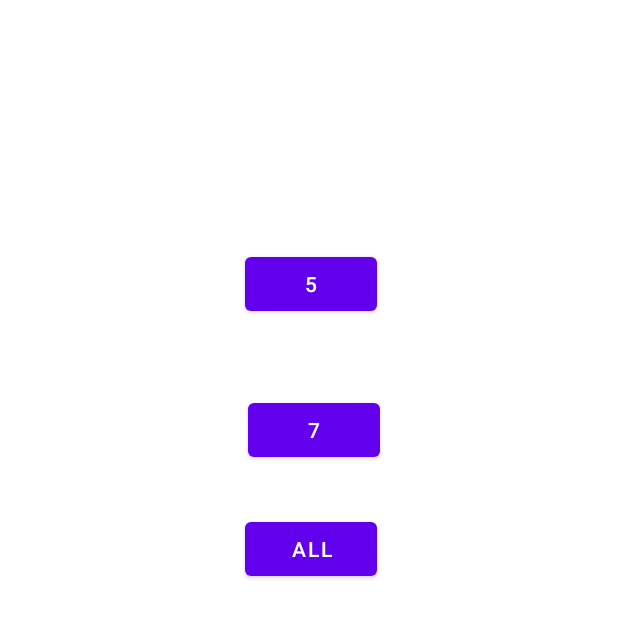
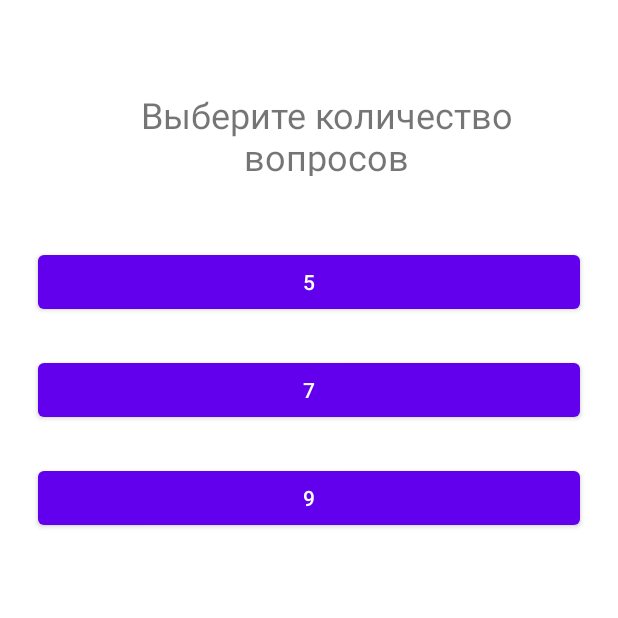
Before and after one commit to aliyalatipova/one, an Android app: the screen it shows after launch (how_many_q), after a tap on "микс", on a phone screen of 412 x 824 dp. Shown: the top 618 px of the screen. Run offline under Robolectric (Android 15) with nearby library versions, the phone set to English and light mode, and no system bars.

Commit message:
ну а что говр ть блин добавила дно слов от асель но ток на верхн кнопкууу

```diff
--- a/app/src/main/java/com/example/quiz/MainStart.java
+++ b/app/src/main/java/com/example/quiz/MainStart.java
@@ -45,17 +45,7 @@ public class MainStart extends AppCompatActivity implements View.OnClickListener
        //
         btn_prich= findViewById(R.id.btn_prich);
         btn_prich.setOnClickListener(this);
-       // CheckBox checkBox = findViewById(R.id.checkBox);
-       // checkBox.setOnCheckedChangeListener(new CompoundButton.OnCheckedChangeListener() {
-          //  @Override
-          //  public void onCheckedChanged(CompoundButton buttonView, boolean isChecked) {
-               // if (isChecked) {
-                   // is_clicked=1;
-               // } else {
-                  //  is_clicked=0;
-               // }
-           // }
-       // });
+
 
         btn_back1.setOnClickListener(new View.OnClickListener() {
             @Override
@@ -94,14 +84,14 @@ public class MainStart extends AppCompatActivity implements View.OnClickListener
     public void onClick(View view) {
         Button clickedButton = (Button) view;
         String part = clickedButton.getText().toString();
-        if (part.equals("н")){
+        if (part.equals("наречия")){
             startMainAct(choices_n);
         }
 
         if(part.equals("микс")){
             startMainAct(choices);
         }
-        if(part.equals("д")){
+        if(part.equals("деепричастия")){
             startMainAct(choices_d);
         }
         if(part.equals("сущ")){
--- a/app/src/main/java/com/example/quiz/how_many_q.java
+++ b/app/src/main/java/com/example/quiz/how_many_q.java
@@ -8,9 +8,10 @@ import android.content.Intent;
 import android.os.Bundle;
 import android.view.View;
 import android.widget.Button;
+import android.widget.LinearLayout;
 
 public class how_many_q extends AppCompatActivity {
-    Button button2, button3, button4;
+    Button button2, button3, btn_all_n;
 
     @Override
     protected void onCreate(Bundle savedInstanceState) {
@@ -19,38 +20,45 @@ public class how_many_q extends AppCompatActivity {
         String[][] some_choices = (String[][]) getIntent().getSerializableExtra("some_choices");
         button2=findViewById(R.id.button2);
         button3=findViewById(R.id.button3);
+        btn_all_n=findViewById(R.id.btn_all_n);
+
+        if (some_choices[0][2].equals("гл")){
+            button3.setText("10");
+            btn_all_n.setText("15");
+        }
+        if (some_choices[0][2].equals("с")){
+            button3.setText("10");
+            btn_all_n.setText("15");
+        }
+        if (some_choices[0][2].equals("прич")){
+            button3.setText("10");
+            btn_all_n.setText("15");
+        }
 
 
-        if (some_choices[0][2].equals("д")){
-            button2.setText("5");
-            button3.setText("7");
-        }
 
-        if (some_choices[0][2].equals("д")){
-            button2.setText("5");
-            button3.setText("7");
-        }
+
 
 
         button2.setOnClickListener(new View.OnClickListener() {
             @Override
             public void onClick(View v) {
-                start_main(some_choices, parseInt(button4.getText().toString()));
+                start_main(some_choices, parseInt(button2.getText().toString()));
             }
         });
         button3.setOnClickListener(new View.OnClickListener() {
             @Override
             public void onClick(View v) {
-                start_main(some_choices, parseInt(button4.getText().toString()));
+                start_main(some_choices, parseInt(button3.getText().toString()));
             }
         });
 
 
-        button4=findViewById(R.id.button4);
-        button4.setOnClickListener(new View.OnClickListener() {
+
+        btn_all_n.setOnClickListener(new View.OnClickListener() {
             @Override
             public void onClick(View v) {
-                start_main(some_choices, some_choices.length);
+                start_main(some_choices, parseInt(btn_all_n.getText().toString()));
             }
         });
     }
@@ -65,4 +73,6 @@ public class how_many_q extends AppCompatActivity {
         //intent.putExtra("is_clicked",is_clicked);
         startActivity(intent);
     }
+
+
 }
--- a/app/src/main/res/layout/activity_how_many_q.xml
+++ b/app/src/main/res/layout/activity_how_many_q.xml
@@ -8,31 +8,53 @@
 
     <Button
         android:id="@+id/button2"
-        android:layout_width="wrap_content"
+        android:layout_width="match_parent"
         android:layout_height="wrap_content"
-        android:layout_marginStart="163dp"
-        android:layout_marginTop="165dp"
+        android:layout_marginStart="25dp"
+        android:layout_marginTop="164dp"
+        android:layout_marginEnd="25dp"
         android:text="5"
+        app:layout_constraintEnd_toEndOf="parent"
         app:layout_constraintStart_toStartOf="parent"
         app:layout_constraintTop_toTopOf="parent" />
 
     <Button
         android:id="@+id/button3"
-        android:layout_width="wrap_content"
+        android:layout_width="match_parent"
         android:layout_height="wrap_content"
-        android:layout_marginStart="165dp"
-        android:layout_marginTop="49dp"
-        android:text="15"
+        android:layout_marginStart="25dp"
+        android:layout_marginTop="24dp"
+        android:layout_marginEnd="25dp"
+        android:text="7"
+        app:layout_constraintEnd_toEndOf="parent"
+        app:layout_constraintHorizontal_bias="0.0"
         app:layout_constraintStart_toStartOf="parent"
         app:layout_constraintTop_toBottomOf="@+id/button2" />
 
+    <TextView
+        android:id="@+id/textView5"
+        android:layout_width="357dp"
+        android:layout_height="57dp"
+        android:layout_marginTop="60dp"
+        android:gravity="center"
+        android:text="Выберите количество вопросов"
+        android:textSize="24sp"
+        app:layout_constraintEnd_toEndOf="parent"
+        app:layout_constraintHorizontal_bias="0.703"
+        app:layout_constraintStart_toStartOf="parent"
+        app:layout_constraintTop_toTopOf="parent" />
+
     <Button
-        android:id="@+id/button4"
-        android:layout_width="wrap_content"
+        android:id="@+id/btn_all_n"
+        android:layout_width="match_parent"
         android:layout_height="wrap_content"
-        android:layout_marginStart="163dp"
-        android:layout_marginTop="31dp"
-        android:text="all"
+        android:layout_marginStart="25dp"
+        android:layout_marginTop="24dp"
+        android:layout_marginEnd="25dp"
+        android:text="9"
+        app:layout_constraintEnd_toEndOf="parent"
         app:layout_constraintStart_toStartOf="parent"
         app:layout_constraintTop_toBottomOf="@+id/button3" />
+
+
 </androidx.constraintlayout.widget.ConstraintLayout>
--- a/app/src/main/res/layout/activity_main.xml
+++ b/app/src/main/res/layout/activity_main.xml
@@ -10,11 +10,11 @@
 
     <TextView
         android:id="@+id/total_question"
-        android:layout_width="253dp"
-        android:layout_height="40dp"
+        android:layout_width="312dp"
+        android:layout_height="wrap_content"
         android:layout_alignParentStart="true"
         android:layout_alignParentEnd="true"
-        android:layout_marginStart="134dp"
+        android:layout_marginStart="75dp"
         android:layout_marginEnd="0dp"
         android:text="Total Questions"
         android:textSize="20dp" />
--- a/app/src/main/res/layout/activity_main3.xml
+++ b/app/src/main/res/layout/activity_main3.xml
@@ -33,9 +33,9 @@
         android:id="@+id/layout_test"
         android:layout_width="322dp"
         android:layout_height="348dp"
-        android:layout_marginStart="16dp"
+        android:layout_marginStart="25dp"
         android:layout_marginTop="4dp"
-        android:layout_marginEnd="16dp"
+        android:layout_marginEnd="25dp"
         android:orientation="vertical"
         app:layout_constraintEnd_toEndOf="parent"
         app:layout_constraintStart_toStartOf="parent"
```
Also changed, not shown: app/src/main/AndroidManifest.xml (+7 -0 lines), app/src/main/java/com/example/quiz/MainActivity.java (+43 -12 lines), app/src/main/java/com/example/quiz/MainActivityAfterMain.java (+35 -12 lines), app/src/main/java/com/example/quiz/QuestionAnswer.java (+7 -0 lines), app/src/main/res/layout/activity_learn.xml (+7 -4 lines), app/src/main/res/layout/activity_main_after_main.xml (+34 -12 lines), app/src/main/res/layout/activity_main_start.xml (+9 -9 lines), 1 other file.
